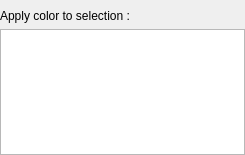
markus-wa/glmixer-mirror, file src/TagsManager.ui: the form before one commit.
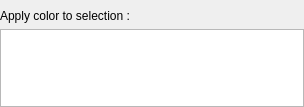
The form after the commit.

The edit to the form file:
```diff
--- a/src/TagsManager.ui
+++ b/src/TagsManager.ui
@@ -6,10 +6,16 @@
    <rect>
     <x>0</x>
     <y>0</y>
-    <width>245</width>
-    <height>155</height>
+    <width>304</width>
+    <height>107</height>
    </rect>
   </property>
+  <property name="sizePolicy">
+   <sizepolicy hsizetype="Preferred" vsizetype="Maximum">
+    <horstretch>0</horstretch>
+    <verstretch>0</verstretch>
+   </sizepolicy>
+  </property>
   <property name="windowTitle">
    <string>Source Tags</string>
   </property>
@@ -75,6 +81,18 @@
    </item>
    <item>
     <widget class="QListWidget" name="tagsListWidget">
+     <property name="sizePolicy">
+      <sizepolicy hsizetype="Expanding" vsizetype="Preferred">
+       <horstretch>0</horstretch>
+       <verstretch>0</verstretch>
+      </sizepolicy>
+     </property>
+     <property name="maximumSize">
+      <size>
+       <width>16777215</width>
+       <height>80</height>
+      </size>
+     </property>
      <property name="contextMenuPolicy">
       <enum>Qt::NoContextMenu</enum>
      </property>
@@ -88,11 +106,11 @@
       <string notr="true">font-size: 10px;</string>
      </property>
      <property name="verticalScrollBarPolicy">
-      <enum>Qt::ScrollBarAsNeeded</enum>
-     </property>
-     <property name="horizontalScrollBarPolicy">
       <enum>Qt::ScrollBarAlwaysOff</enum>
      </property>
+     <property name="horizontalScrollBarPolicy">
+      <enum>Qt::ScrollBarAsNeeded</enum>
+     </property>
      <property name="autoScrollMargin">
       <number>6</number>
      </property>
@@ -133,7 +151,7 @@
       <enum>QListView::LeftToRight</enum>
      </property>
      <property name="isWrapping" stdset="0">
-      <bool>true</bool>
+      <bool>false</bool>
      </property>
      <property name="resizeMode">
       <enum>QListView::Adjust</enum>
```
Left out of the diff: 7 changed lines with no effect on the pictures.
